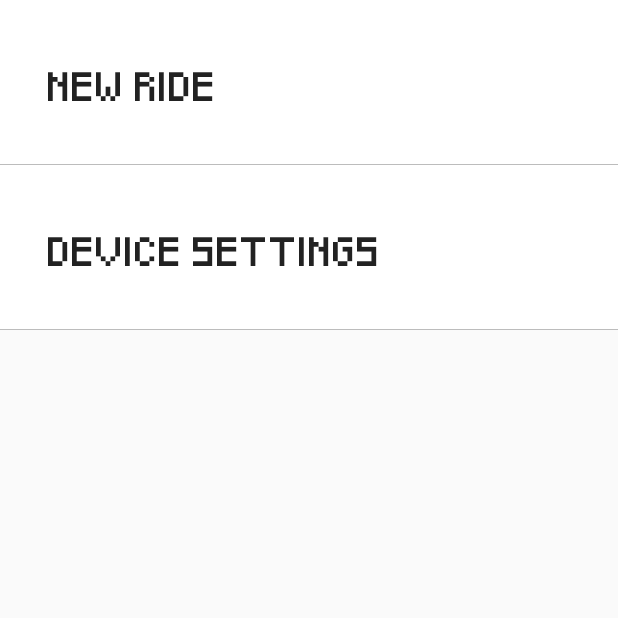
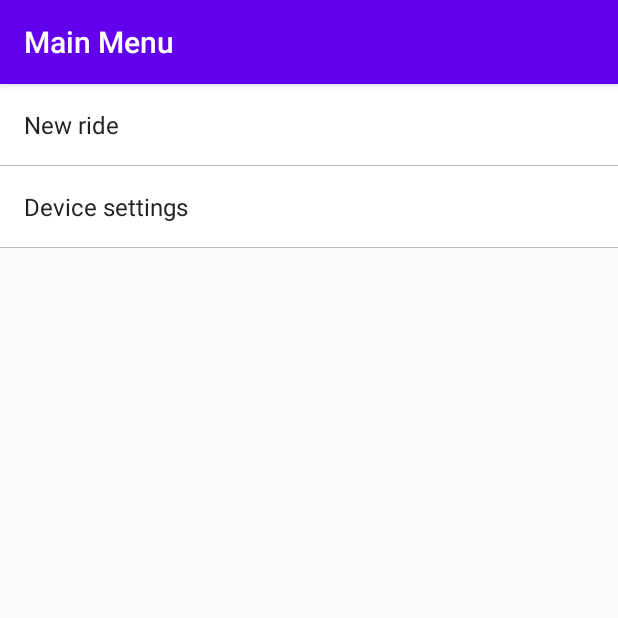
Before and after one commit to pozitiffcat/bicycle-trainer, an Android app: the screen it shows after launch (MainActivity), on a phone screen of 412 x 824 dp, the top half of it. Run offline under Robolectric (Android 15) with nearby library versions, the phone set to English and light mode, and no system bars.

Commit message:
Set native Android theme look.

```diff
--- a/app/src/main/java/ru/malcdevelop/bicycletrainer/ui/MainActivity.kt
+++ b/app/src/main/java/ru/malcdevelop/bicycletrainer/ui/MainActivity.kt
@@ -5,6 +5,7 @@ import androidx.appcompat.app.AppCompatActivity
 import android.os.Bundle
 import android.view.MotionEvent
 import androidx.fragment.app.Fragment
+import androidx.fragment.app.FragmentManager
 import kotlinx.android.synthetic.main.activity_main.*
 import ru.malcdevelop.bicycletrainer.R
 import ru.malcdevelop.bicycletrainer.ui.settings.DeviceSettingsFragment
@@ -16,6 +17,17 @@ class MainActivity : AppCompatActivity() {
     override fun onCreate(savedInstanceState: Bundle?) {
         super.onCreate(savedInstanceState)
         setContentView(R.layout.activity_main)
+
+        supportFragmentManager.registerFragmentLifecycleCallbacks(object : FragmentManager.FragmentLifecycleCallbacks() {
+            override fun onFragmentStarted(fm: FragmentManager, f: Fragment) {
+                super.onFragmentStarted(fm, f)
+                if (f.id == R.id.contentFrameLayout) {
+                    (f as? MainFragment)?.title?.let {
+                        supportActionBar?.title = it
+                    }
+                }
+            }
+        }, false)
 
         if (savedInstanceState == null) {
             supportFragmentManager.beginTransaction()
--- a/app/src/main/java/ru/malcdevelop/bicycletrainer/ui/MainFragment.kt
+++ b/app/src/main/java/ru/malcdevelop/bicycletrainer/ui/MainFragment.kt
@@ -9,6 +9,8 @@ abstract class MainFragment : BaseFragment() {
 
     protected abstract val layoutRes: Int
 
+    open val title: String? = null
+
     final override fun onCreateView(
         inflater: LayoutInflater,
         container: ViewGroup?,
--- a/app/src/main/java/ru/malcdevelop/bicycletrainer/ui/MenuFragment.kt
+++ b/app/src/main/java/ru/malcdevelop/bicycletrainer/ui/MenuFragment.kt
@@ -11,6 +11,9 @@ import ru.malcdevelop.bicycletrainer.ui.menuadapter.MenuAdapter
 class MenuFragment : MainFragment() {
 
     override val layoutRes: Int = R.layout.fragment_menu
+
+    override val title: String?
+        get() = getString(R.string.menu_title)
 
     override fun onViewCreated(view: View, savedInstanceState: Bundle?) {
         super.onViewCreated(view, savedInstanceState)
--- a/app/src/main/java/ru/malcdevelop/bicycletrainer/ui/settings/DeviceSettingsFragment.kt
+++ b/app/src/main/java/ru/malcdevelop/bicycletrainer/ui/settings/DeviceSettingsFragment.kt
@@ -22,6 +22,9 @@ private const val HEART_DEVICE_REQUEST_CODE = 4
 class DeviceSettingsFragment : MainFragment(), DeviceAdapterMenuFragment.Callback {
 
     override val layoutRes: Int = R.layout.fragment_device_settings
+
+    override val title: String?
+        get() = getString(R.string.device_settings_title)
 
     private val menuAdapter: MenuAdapter?
         get() = menuRecyclerView.adapter as? MenuAdapter
--- a/app/src/main/res/layout/view_holder_menu_item.xml
+++ b/app/src/main/res/layout/view_holder_menu_item.xml
@@ -9,12 +9,9 @@
     android:layout_height="wrap_content">
 
     <TextView
+        style="@style/DefaultTextStyle"
         android:id="@+id/nameTextView"
         tools:text="nameTextView"
-        android:fontFamily="@font/pixeled"
-        android:textAllCaps="true"
-        android:textColor="@color/default_text"
-        android:textSize="@dimen/default_text_size"
         app:layout_constraintTop_toTopOf="parent"
         app:layout_constraintBottom_toTopOf="@id/contentTextView"
         app:layout_constraintLeft_toLeftOf="parent"
@@ -23,12 +20,9 @@
         android:layout_height="wrap_content"/>
 
     <TextView
+        style="@style/SecondTextStyle"
         android:id="@+id/contentTextView"
         tools:text="contentTextView"
-        android:fontFamily="@font/pixeled"
-        android:textAllCaps="true"
-        android:textColor="@color/second_text"
-        android:textSize="@dimen/second_text_size"
         app:layout_constraintTop_toBottomOf="@id/nameTextView"
         app:layout_constraintBottom_toBottomOf="parent"
         app:layout_constraintLeft_toLeftOf="parent"
--- a/app/src/main/res/values/dimens.xml
+++ b/app/src/main/res/values/dimens.xml
@@ -2,7 +2,7 @@
 <resources>
     <dimen name="default_padding">16dp</dimen>
     <dimen name="default_text_size">16sp</dimen>
-    <dimen name="menu_padding">32dp</dimen>
+    <dimen name="menu_padding">16dp</dimen>
     <dimen name="default_delimiter_height">0.75dp</dimen>
     <dimen name="second_text_size">12sp</dimen>
     <dimen name="default_view_margin">8dp</dimen>
--- a/app/src/main/res/values/strings.xml
+++ b/app/src/main/res/values/strings.xml
@@ -12,4 +12,6 @@
     <string name="device_settings_search_in_progress_line_1">Search</string>
     <string name="device_settings_search_in_progress_line_2">in progress...</string>
     <string name="device_settings_search_no_devices_found">No devices found</string>
+    <string name="menu_title">Main Menu</string>
+    <string name="device_settings_title">Device Settings</string>
 </resources>
--- a/app/src/main/res/values/styles.xml
+++ b/app/src/main/res/values/styles.xml
@@ -1,10 +1,24 @@
 <resources>
     <!-- Base application theme. -->
-    <style name="AppTheme" parent="Theme.AppCompat.Light.NoActionBar">
+    <style name="AppTheme" parent="Theme.AppCompat.Light.DarkActionBar">
         <!-- Customize your theme here. -->
         <item name="colorPrimary">@color/colorPrimary</item>
         <item name="colorPrimaryDark">@color/colorPrimaryDark</item>
         <item name="colorAccent">@color/colorAccent</item>
     </style>
 
+    <style name="BaseTextStyle">
+<!--        <item name="android:fontFamily">@font/pixeled</item>-->
+<!--        <item name="android:textAllCaps">true</item>-->
+    </style>
+
+    <style name="DefaultTextStyle" parent="BaseTextStyle">
+        <item name="android:textColor">@color/default_text</item>
+        <item name="android:textSize">@dimen/default_text_size</item>
+    </style>
+
+    <style name="SecondTextStyle" parent="BaseTextStyle">
+        <item name="android:textColor">@color/second_text</item>
+        <item name="android:textSize">@dimen/second_text_size</item>
+    </style>
 </resources>
```
